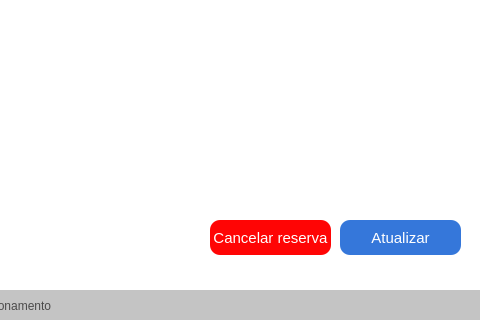
The window that docs/cliente/reservas_cliente.ui (TrabalhoN2/Estacionamento) describes before a commit, drawn with Qt 5; both pictures show x 520 to 1000 and y 330 to 650 of the 1000 by 650 pixel window.
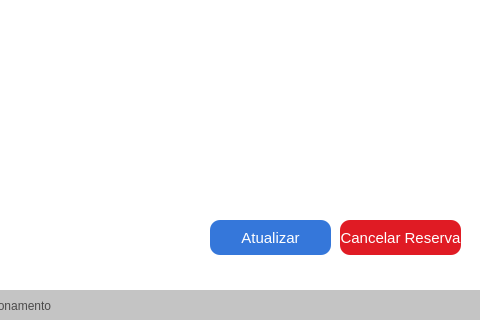
The same window after the commit. Icons and pictures are not drawn.

Commit message: Modificação na tela de minhas reservas

```diff
--- a/docs/cliente/reservas_cliente.ui
+++ b/docs/cliente/reservas_cliente.ui
@@ -286,7 +286,7 @@
    <widget class="QPushButton" name="btnAtualizarReserva">
     <property name="geometry">
      <rect>
-      <x>860</x>
+      <x>730</x>
       <y>550</y>
       <width>121</width>
       <height>35</height>
@@ -322,13 +322,10 @@
      <string>Atualizar</string>
     </property>
    </widget>
-   <widget class="QPushButton" name="btnCancelar">
-    <property name="enabled">
-     <bool>false</bool>
-    </property>
+   <widget class="QPushButton" name="btnCancelarReserva">
     <property name="geometry">
      <rect>
-      <x>730</x>
+      <x>860</x>
       <y>550</y>
       <width>121</width>
       <height>35</height>
@@ -342,8 +339,8 @@
     </property>
     <property name="maximumSize">
      <size>
-      <width>200</width>
-      <height>35</height>
+      <width>150</width>
+      <height>50</height>
      </size>
     </property>
     <property name="font">
@@ -355,13 +352,13 @@
      <cursorShape>PointingHandCursor</cursorShape>
     </property>
     <property name="styleSheet">
-     <string notr="true">background: #FF0505;
-color: rgb(255, 255, 255);
-border: none;
-border-radius:10px;</string>
+     <string notr="true">border: none;
+border-radius:10px;
+background-color: rgb(224, 27, 36);
+color: rgb(255, 255, 255);</string>
     </property>
     <property name="text">
-     <string>Cancelar reserva</string>
+     <string>Cancelar Reserva</string>
     </property>
    </widget>
   </widget>
```
The commit also changes 1 other file.
